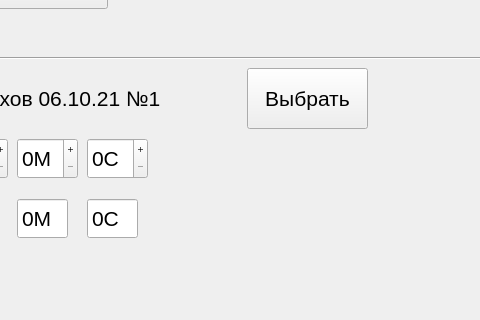
The window that mainwindow.ui (beeleph/PanelRegata2) describes before a commit, drawn with Qt 5; both pictures show x 643 to 1123 and y 202 to 522 of the 1280 by 720 pixel window.
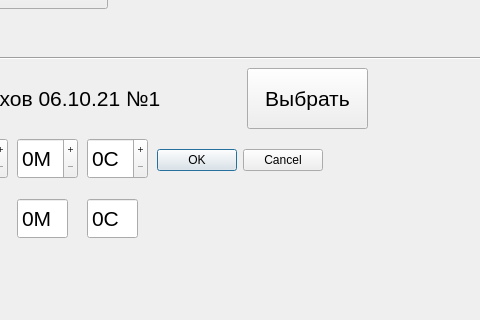
The same window after the commit. Icons and pictures are not drawn. Custom widgets are drawn as their Qt base class.

Commit message: a few acknowledgment buttons plus irradiationTime calculation

```diff
--- a/mainwindow.ui
+++ b/mainwindow.ui
@@ -1439,6 +1439,19 @@
 стоппера</string>
     </property>
    </widget>
+   <widget class="QDialogButtonBox" name="buttonBox">
+    <property name="geometry">
+     <rect>
+      <x>800</x>
+      <y>350</y>
+      <width>166</width>
+      <height>24</height>
+     </rect>
+    </property>
+    <property name="standardButtons">
+     <set>QDialogButtonBox::Cancel|QDialogButtonBox::Ok</set>
+    </property>
+   </widget>
    <zorder>label</zorder>
    <zorder>N1Button</zorder>
    <zorder>N2Button</zorder>
```
Left out of the diff: 1 changed line with no effect on the pictures. The commit also changes 5 other files.
